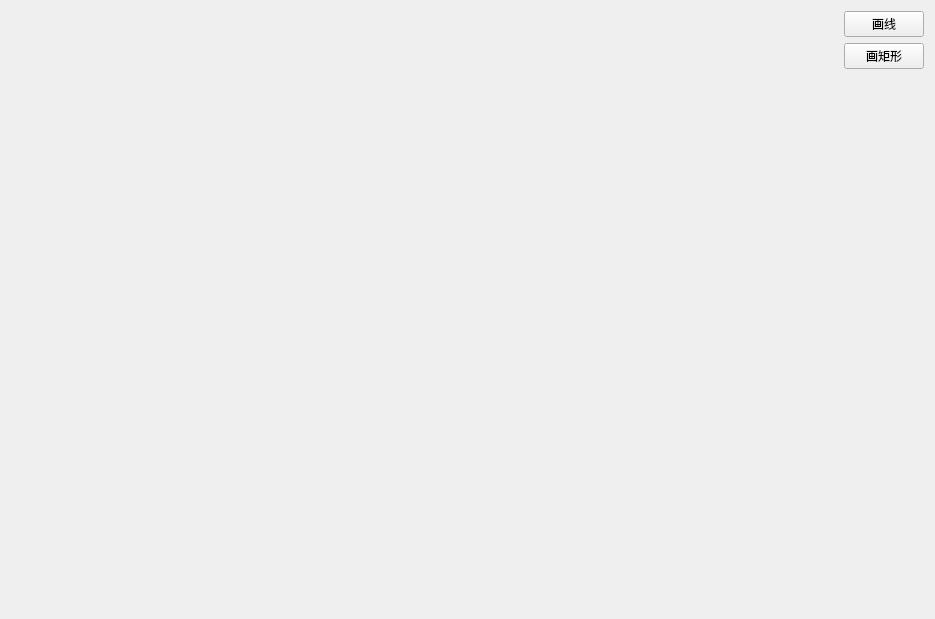
The window that QtProject/QtProject/DlgMatchShape.ui (ActionVision/cpp_projects) describes before a commit, drawn with Qt 5.
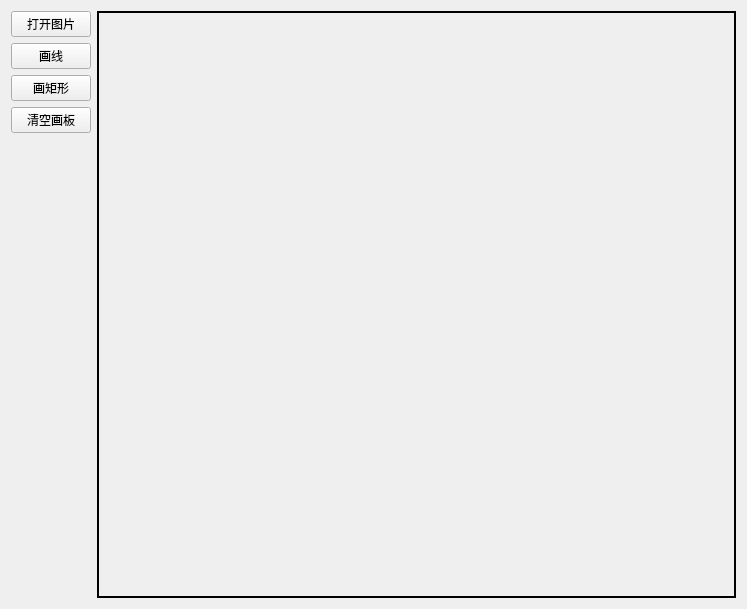
The same window after the commit.

Commit message: add draw rectangle function and draw line function

```diff
--- a/QtProject/QtProject/DlgMatchShape.ui
+++ b/QtProject/QtProject/DlgMatchShape.ui
@@ -6,79 +6,41 @@
    <rect>
     <x>0</x>
     <y>0</y>
-    <width>935</width>
-    <height>619</height>
+    <width>747</width>
+    <height>609</height>
    </rect>
   </property>
   <property name="sizePolicy">
-   <sizepolicy hsizetype="Fixed" vsizetype="Fixed">
+   <sizepolicy hsizetype="Expanding" vsizetype="Expanding">
     <horstretch>0</horstretch>
     <verstretch>0</verstretch>
    </sizepolicy>
   </property>
   <property name="minimumSize">
    <size>
-    <width>935</width>
-    <height>619</height>
+    <width>0</width>
+    <height>0</height>
    </size>
   </property>
   <property name="maximumSize">
    <size>
-    <width>935</width>
-    <height>619</height>
+    <width>16777215</width>
+    <height>16777215</height>
    </size>
   </property>
   <property name="windowTitle">
    <string>DlgMatchShape</string>
   </property>
-  <layout class="QGridLayout" name="gridLayout">
-   <item row="0" column="0">
     <layout class="QHBoxLayout" name="horizontalLayout">
-     <item>
-      <widget class="QLabel" name="label_Image">
-       <property name="enabled">
-        <bool>true</bool>
-       </property>
-       <property name="sizePolicy">
-        <sizepolicy hsizetype="Fixed" vsizetype="Fixed">
-         <horstretch>0</horstretch>
-         <verstretch>0</verstretch>
-        </sizepolicy>
-       </property>
-       <property name="minimumSize">
-        <size>
-         <width>832</width>
-         <height>599</height>
-        </size>
-       </property>
-       <property name="maximumSize">
-        <size>
-         <width>832</width>
-         <height>599</height>
-        </size>
-       </property>
-       <property name="frameShape">
-        <enum>QFrame::Box</enum>
-       </property>
-       <property name="frameShadow">
-        <enum>QFrame::Plain</enum>
-       </property>
-       <property name="lineWidth">
-        <number>0</number>
-       </property>
-       <property name="midLineWidth">
-        <number>0</number>
-       </property>
-       <property name="text">
-        <string/>
-       </property>
-       <property name="scaledContents">
-        <bool>true</bool>
-       </property>
-      </widget>
-     </item>
      <item>
       <layout class="QVBoxLayout" name="verticalLayout">
+     <item>
+      <widget class="QPushButton" name="Btn_OpenImage">
+       <property name="text">
+        <string>打开图片</string>
+       </property>
+      </widget>
+     </item>
        <item>
         <widget class="QPushButton" name="Btn_DrawLine">
          <property name="sizePolicy">
@@ -105,6 +67,13 @@
          </property>
         </widget>
        </item>
+     <item>
+      <widget class="QPushButton" name="Btn_ClearWindow">
+       <property name="text">
+        <string>清空画板</string>
+       </property>
+      </widget>
+     </item>
        <item>
         <spacer name="verticalSpacer">
          <property name="orientation">
@@ -120,7 +89,48 @@
        </item>
       </layout>
      </item>
-    </layout>
+   <item>
+    <widget class="QLabel" name="label_Image">
+     <property name="enabled">
+      <bool>true</bool>
+     </property>
+     <property name="sizePolicy">
+      <sizepolicy hsizetype="Expanding" vsizetype="Expanding">
+       <horstretch>0</horstretch>
+       <verstretch>0</verstretch>
+      </sizepolicy>
+     </property>
+     <property name="minimumSize">
+      <size>
+       <width>200</width>
+       <height>150</height>
+      </size>
+     </property>
+     <property name="maximumSize">
+      <size>
+       <width>1600</width>
+       <height>1200</height>
+      </size>
+     </property>
+     <property name="frameShape">
+      <enum>QFrame::Box</enum>
+     </property>
+     <property name="frameShadow">
+      <enum>QFrame::Plain</enum>
+     </property>
+     <property name="lineWidth">
+      <number>2</number>
+     </property>
+     <property name="midLineWidth">
+      <number>2</number>
+     </property>
+     <property name="text">
+      <string/>
+     </property>
+     <property name="scaledContents">
+      <bool>true</bool>
+     </property>
+    </widget>
    </item>
   </layout>
  </widget>
```
Left out of the diff: 42 changed lines with no effect on the pictures. Lines whose indentation alone changed are shown as unchanged. The commit also changes 43 other files.
